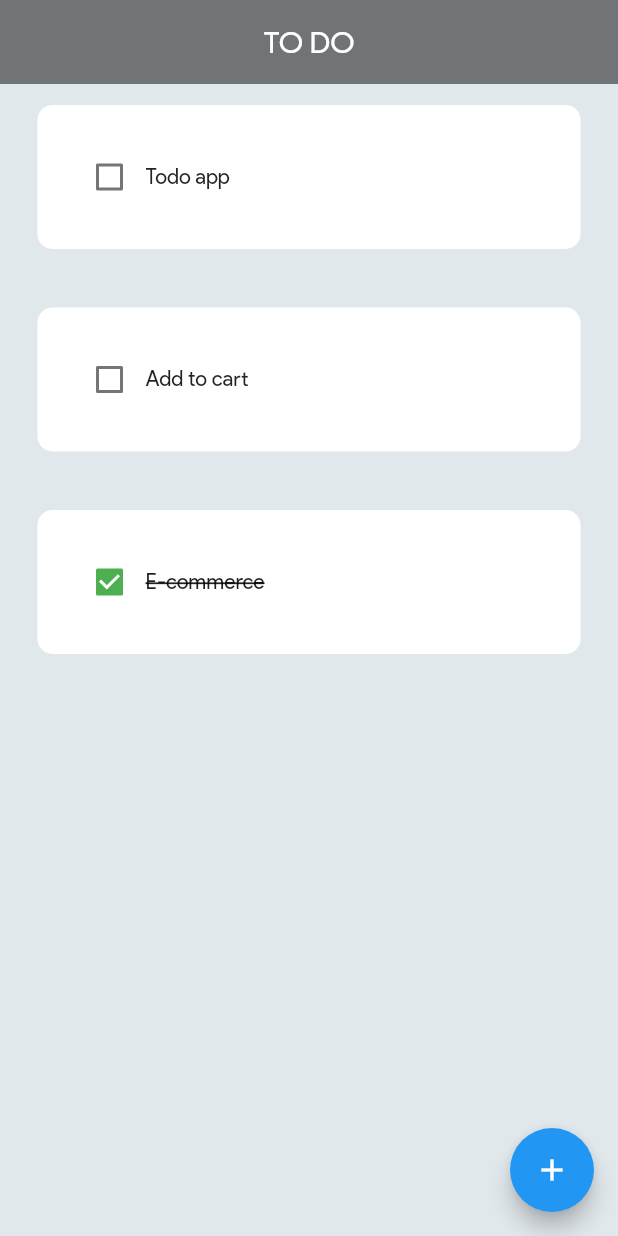
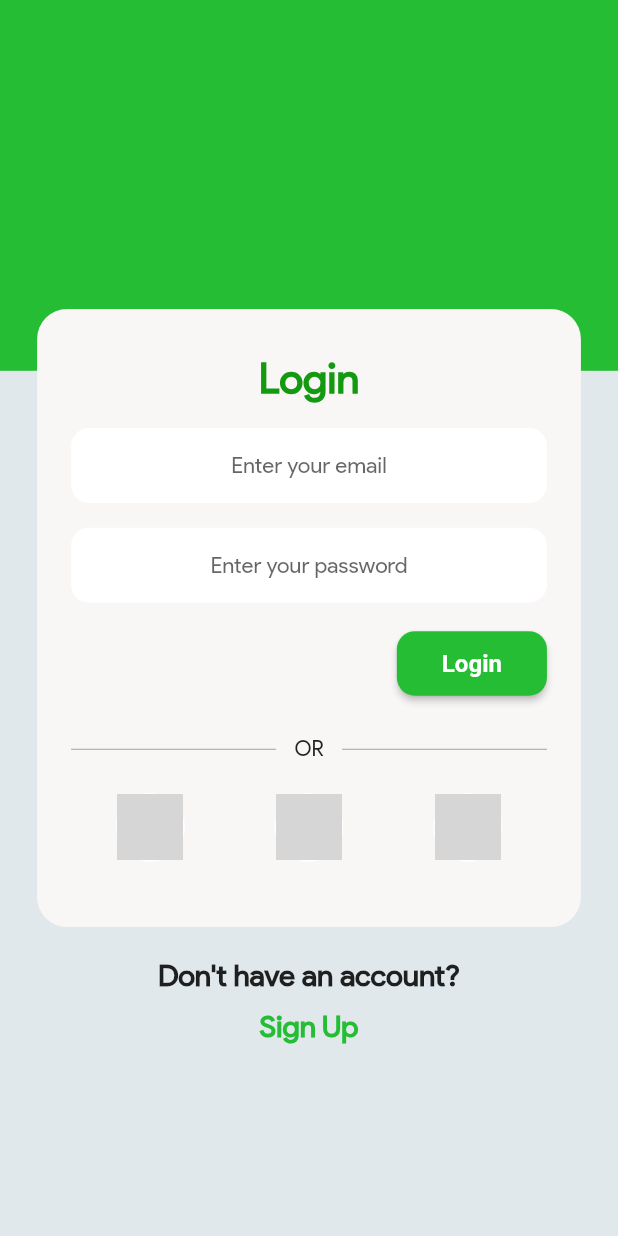
Before and after one commit to surajadkhari/flutter_todoapp-with-hive, a Flutter app: the screen it shows after launch, on a phone screen of 412 x 824 dp. Run offline on Flutter 3.47's test engine with Material 2 defaults, Android fonts, the phone set to English and light mode, and no system bars; drawn by our look-alikes of flutter_slidable; our stand-ins replace hive_flutter; accounts and stored records are empty; network calls fail; grey boxes are pictures that could not be loaded.

Commit message:
login ui

```diff
--- a/lib/app/app.dart
+++ b/lib/app/app.dart
@@ -8,7 +8,7 @@ class App extends StatelessWidget {
   @override
   Widget build(BuildContext context) {
     return MaterialApp(
-      home: const Home(),
+      home: const LoginPage(),
       theme: ThemeData(
         fontFamily: "Product Sans",
         scaffoldBackgroundColor: const Color(0xffE1E8EC),
--- a/lib/app/common/task_alertdialog.dart
+++ b/lib/app/common/task_alertdialog.dart
@@ -21,6 +21,7 @@ class TaskAlertDialog extends StatelessWidget {
           color: Colors.white,
         ),
         child: Column(
+          mainAxisAlignment: MainAxisAlignment.spaceBetween,
           children: [
             TextFormField(
               validator: (value) {
--- /dev/null
+++ b/lib/app/common/textform_widget.dart
@@ -0,0 +1,112 @@
+// ignore_for_file: public_member_api_docs, sort_constructors_first
+import 'package:flutter/material.dart';
+
+class MyFormField extends StatefulWidget {
+  const MyFormField({
+    Key? key,
+    this.icon,
+    required this.hintText,
+    this.validator,
+    required this.controller,
+    this.isObscure = false,
+    this.keyboardType = TextInputType.emailAddress,
+    this.textCapitalization = TextCapitalization.words,
+    this.textInputAction = TextInputAction.next,
+    this.suffix,
+    this.maxLength,
+    this.enabled = true,
+    this.isprefixText = false,
+    this.prefixIcon,
+  }) : super(key: key);
+
+  final IconData? icon;
+  final String hintText;
+  final String? Function(String?)? validator;
+  final TextEditingController controller;
+  final bool isObscure;
+  final TextInputType keyboardType;
+  final TextCapitalization textCapitalization;
+  final TextInputAction textInputAction;
+  final Widget? suffix;
+  final int? maxLength;
+  final bool enabled;
+
+  final bool isprefixText;
+  final Widget? prefixIcon;
+  @override
+  State<MyFormField> createState() => _ClassNameState();
+}
+
+class _ClassNameState extends State<MyFormField> {
+  @override
+  Widget build(BuildContext context) {
+    final height = MediaQuery.of(context).size.height;
+    final iconWidget = Icon(
+      widget.icon,
+      size: height * 0.02,
+    );
+
+    double borderR = 12;
+    return TextFormField(
+      textAlign: TextAlign.center,
+      enabled: widget.enabled,
+      controller: widget.controller,
+      maxLength: widget.maxLength,
+      textInputAction: widget.textInputAction,
+      textCapitalization: widget.textCapitalization,
+      keyboardType: widget.keyboardType,
+      obscuringCharacter: '*',
+      obscureText: widget.isObscure,
+      validator: widget.validator,
+      style: TextStyle(
+        fontSize: height * 0.018,
+      ),
+      decoration: InputDecoration(
+        counterText: '',
+        suffixIcon: widget.suffix,
+        errorStyle: TextStyle(fontSize: height * 0.013),
+        filled: true,
+        fillColor: Colors.white,
+        isDense: true,
+        hintText: widget.hintText,
+        disabledBorder: OutlineInputBorder(
+          borderRadius: BorderRadius.circular(borderR),
+          borderSide: const BorderSide(
+            color: Colors.black,
+            width: 0.00000001,
+          ),
+        ),
+        enabledBorder: OutlineInputBorder(
+          borderRadius: BorderRadius.circular(borderR),
+          borderSide: BorderSide(
+            color: Colors.grey[200]!,
+            width: 0.00000001,
+          ),
+        ),
+        focusedErrorBorder: OutlineInputBorder(
+          borderRadius: BorderRadius.circular(borderR),
+          borderSide: BorderSide(
+            color: Colors.red[700]!,
+            width: 1,
+          ),
+        ),
+        errorBorder: OutlineInputBorder(
+          borderRadius: BorderRadius.circular(borderR),
+          borderSide: BorderSide(
+            color: Colors.red[700]!,
+            width: 1,
+          ),
+        ),
+        focusedBorder: OutlineInputBorder(
+          borderRadius: BorderRadius.circular(borderR),
+          borderSide: BorderSide(
+            color: Colors.grey[200]!,
+            width: 0.1,
+          ),
+        ),
+
+        // prefixIcon: widget.isprefixText ? widget.prefixIcon : iconWidget,
+      ),
+    );
+  }
+}
--- a/lib/home.dart
+++ b/lib/home.dart
@@ -1,80 +1,206 @@
 import 'package:flutter/material.dart';
-import 'package:todo_app_with_hive/model/task_model.dart';
-import 'app/common/task_alertdialog.dart';
-import 'app/common/todo_card.dart';
 
-class Home extends StatefulWidget {
-  const Home({super.key});
+import 'app/common/textform_widget.dart';
+
+class LoginPage extends StatefulWidget {
+  const LoginPage({super.key});
 
   @override
-  State<Home> createState() => _HomeState();
+  State<LoginPage> createState() => _LoginPageState();
 }
 
-class _HomeState extends State<Home> {
-  bool isSave = false;
-  TextEditingController taskEditingController = TextEditingController();
-  final _formKey = GlobalKey<FormState>();
+class _LoginPageState extends State<LoginPage> {
+  late TextEditingController emailController;
+  late TextEditingController passwordController;
 
-  void checkBoxChanged({required bool value, required int index}) {
-    setState(() {
-      toDoList[index].isTaskCompleted = !toDoList[index].isTaskCompleted;
-    });
-  }
+  @override
+  void initState() {
+    emailController = TextEditingController();
+    passwordController = TextEditingController();
 
-//add new Task
-  void addedNewTask() {
-    TaskModel newTask =
-        TaskModel(taskName: taskEditingController.text, isTaskCompleted: false);
-    setState(() {
-      if (_formKey.currentState!.validate()) {
-        toDoList.add(newTask);
-        Navigator.pop(context);
-      }
-      taskEditingController.clear();
-    });
-  }
-
-  //delete task
-  void deleteTask({required int index}) {
-    setState(() {
-      toDoList.removeAt(index);
-    });
-  }
-
-  void creatNewTask() {
-    showDialog(
-        context: context,
-        builder: (context) => Form(
-              key: _formKey,
-              child: TaskAlertDialog(
-                  textEditingController: taskEditingController,
-                  onCancel: () => Navigator.pop(context),
-                  onSave: addedNewTask),
-            ));
+    super.initState();
   }
 
   @override
   Widget build(BuildContext context) {
+    final mediaQuery = MediaQuery.of(context);
+    final size = mediaQuery.size;
+    final height = size.height;
+    final width = size.width;
+    const primaryColor = Color(0xff25BD34);
+    const secondaryColor = Color(0xff139A11);
     return Scaffold(
-      floatingActionButton: FloatingActionButton(
-        onPressed: creatNewTask,
-        child: const Icon(Icons.add),
+      body: Column(
+        children: [
+          Stack(
+            children: [
+              Container(
+                decoration: const BoxDecoration(
+                  color: Color(0xffDEE1E4),
+                ),
+              ),
+              Container(
+                height: size.height * 0.3,
+                decoration: const BoxDecoration(
+                  color: primaryColor,
+                ),
+              ),
+              //LoginCard
+              Container(
+                padding: EdgeInsets.symmetric(
+                  vertical: size.height * 0.035,
+                  horizontal: size.width * 0.055,
+                ),
+                margin: EdgeInsets.only(
+                  top: size.height * 0.25,
+                  left: size.width * 0.06,
+                  right: size.width * 0.06,
+                ),
+                height: height * 0.5,
+                decoration: BoxDecoration(
+                  color: const Color(0xffF9F6F6),
+                  borderRadius: BorderRadius.circular(20),
+                ),
+                child: SingleChildScrollView(
+                  child: Column(
+                    mainAxisAlignment: MainAxisAlignment.spaceBetween,
+                    crossAxisAlignment: CrossAxisAlignment.center,
+                    children: [
+                      const Text(
+                        "Login",
+                        style: TextStyle(
+                          color: secondaryColor,
+                          fontSize: 28,
+                          fontWeight: FontWeight.bold,
+                        ),
+                      ),
+                      SizedBox(
+                        height: height * 0.02,
+                      ),
+                      MyFormField(
+                        textCapitalization: TextCapitalization.none,
+                        icon: Icons.email,
+                        hintText: 'Enter your email',
+                        controller: emailController,
+                        validator: (email) {
+                          return null;
+                        },
+                      ),
+                      SizedBox(height: size.height * 0.02),
+                      MyFormField(
+                        textInputAction: TextInputAction.done,
+                        textCapitalization: TextCapitalization.none,
+                        controller: passwordController,
+                        icon: Icons.lock,
+                        hintText: 'Enter your password',
+                      ),
+                      SizedBox(
+                        height: size.height * 0.02,
+                      ),
+                      Align(
+                        alignment: Alignment.topRight,
+                        child: ElevatedButton(
+                          style: ElevatedButton.styleFrom(
+                              backgroundColor: primaryColor,
+                              shape: RoundedRectangleBorder(
+                                borderRadius: BorderRadius.circular(12),
+                              ),
+                              padding: const EdgeInsets.symmetric(
+                                  horizontal: 30, vertical: 12),
+                              textStyle: const TextStyle(
+                                  fontSize: 16, fontWeight: FontWeight.bold)),
+                          onPressed: () {},
+                          child: const Text("Login"),
+                        ),
+                      ),
+                      SizedBox(
+                        height: size.height * 0.03,
+                      ),
+                      Row(
+                        mainAxisAlignment: MainAxisAlignment.spaceBetween,
+                        children: [
+                          const Expanded(
+                            child: Divider(
+                              color: Color(0xffA1A0A0),
+                            ),
+                          ),
+                          Padding(
+                            padding: EdgeInsets.symmetric(
+                                horizontal: size.width * 0.03),
+                            child: Text(
+                              'OR',
+                              style: width > 750
+                                  ? const TextStyle(
+                                      fontSize: 15,
+                                    )
+                                  : const TextStyle(),
+                            ),
+                          ),
+                          const Expanded(
+                            child: Divider(
+                              color: Color(0xffA1A0A0),
+                            ),
+                          ),
+                        ],
+                      ),
+                      SizedBox(
+                        height: size.height * 0.025,
+                      ),
+                      Row(
+                        mainAxisAlignment: MainAxisAlignment.spaceAround,
+                        children: const [
+                          CircleAvatarLogo(
+                              logoUrl:
+                                  "https://www.freepnglogos.com/uploads/google-logo-png/google-logo-png-webinar-optimizing-for-success-google-business-webinar-13.png"),
+                          CircleAvatarLogo(
+                              logoUrl:
+                                  "https://toppng.com/uploads/preview/facebook-logo-png-transparent-facebook-logo-vector-11563281457ym8xqwasgy.png"),
+                          CircleAvatarLogo(
+                              logoUrl:
+                                  "https://www.freepnglogos.com/uploads/twitter-logo-png/twitter-logo-vector-png-clipart-1.png"),
+                        ],
+                      )
+                    ],
+                  ),
+                ),
+              ),
+            ],
+          ),
+          const SizedBox(
+            height: 20,
+          ),
+          const Text(
+            "Don't have an account?",
+            style: TextStyle(fontSize: 20, fontWeight: FontWeight.w800),
+          ),
+          const SizedBox(
+            height: 10,
+          ),
+          const Text(
+            "Sign Up",
+            style: TextStyle(
+                fontSize: 20, fontWeight: FontWeight.w800, color: primaryColor),
+          )
+        ],
       ),
-      appBar: AppBar(
-        title: const Text(
-          "TO DO",
-        ),
-      ),
-      body: ListView.builder(
-          itemCount: toDoList.length,
-          itemBuilder: (context, index) {
-            return TodoCard(
-                deleteFunction: (context) => deleteTask(index: index),
-                isTaskcompleted: toDoList[index].isTaskCompleted,
-                onChanged: (value) => checkBoxChanged(
-                    index: index, value: toDoList[index].isTaskCompleted),
-                taskName: toDoList[index].taskName);
-          }),
     );
   }
 }
+
+class CircleAvatarLogo extends StatelessWidget {
+  const CircleAvatarLogo({Key? key, required this.logoUrl}) : super(key: key);
+
+  final String logoUrl;
+  @override
+  Widget build(BuildContext context) {
+    return CircleAvatar(
+      maxRadius: 23,
+      backgroundColor: Colors.white,
+      child: CircleAvatar(
+        maxRadius: 22,
+        backgroundColor: const Color(0xffF9F6F6),
+        backgroundImage: NetworkImage(logoUrl),
+      ),
+    );
+  }
+}
```
